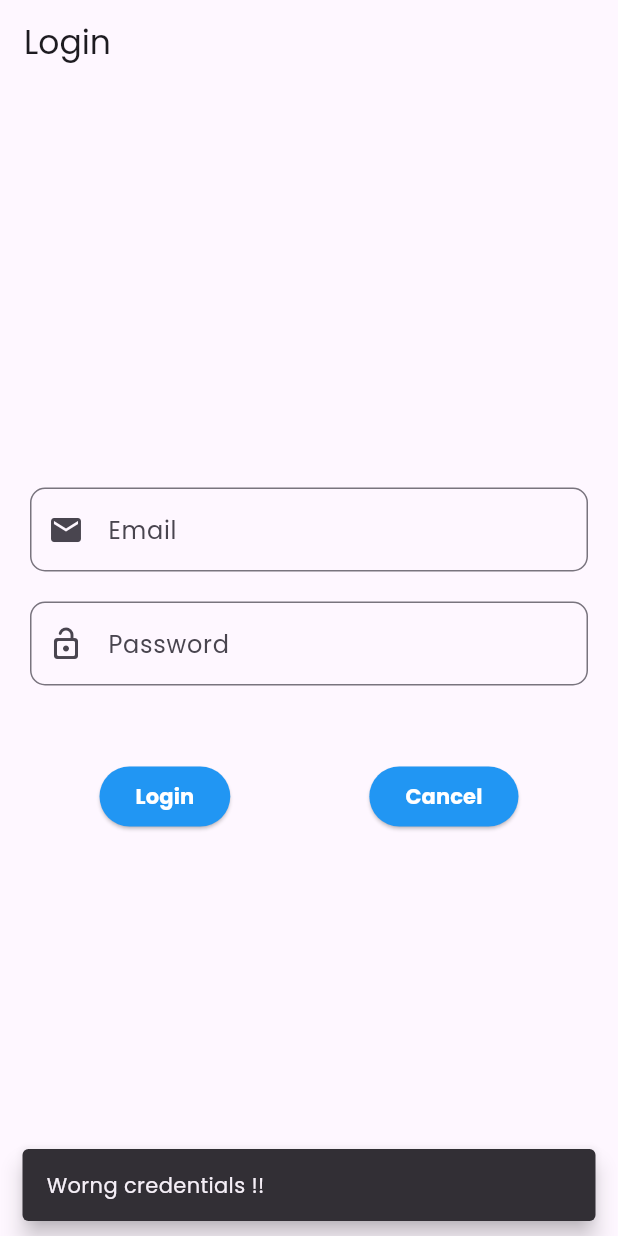
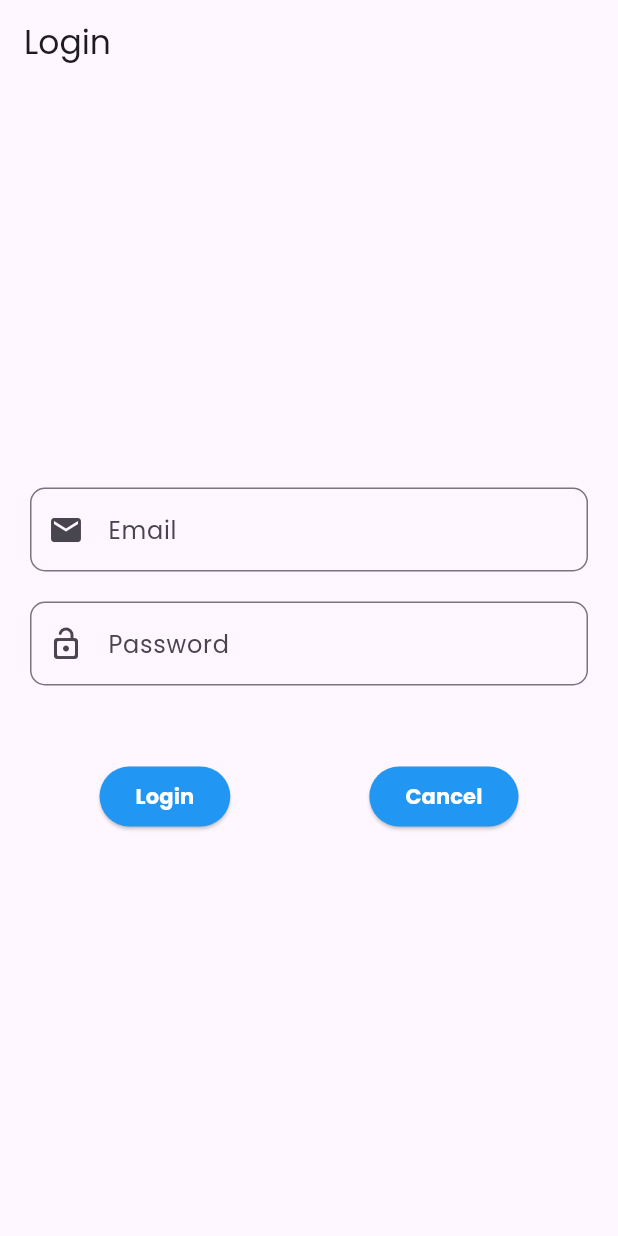
Before and after one commit to inderpalsingh/ecom_ui, a Flutter app: the screen it shows after launch, after a tap on "Login", on a phone screen of 412 x 824 dp. Run offline on Flutter 3.47's test engine with Material 3 defaults, Android fonts, the phone set to English and light mode, and no system bars; our stand-ins replace bloc, flutter_bloc, google_fonts.

Commit message:
bloc added for login

```diff
--- a/lib/presentation/screens/login/login_page.dart
+++ b/lib/presentation/screens/login/login_page.dart
@@ -19,6 +19,7 @@ class LoginPage extends StatelessWidget {
             mainAxisAlignment: MainAxisAlignment.center,
             children: [
               TextField(
+
                 controller: userController,
                 decoration: InputDecoration(
                     hintText: 'Email',
@@ -44,21 +45,23 @@ class LoginPage extends StatelessWidget {
                   ElevatedButton(
                       style: ElevatedButton.styleFrom(backgroundColor: Colors.blue),
                       onPressed: () {
-                            if(userController.text.isNotEmpty && passController.text.isNotEmpty){
+                        if (userController.text.isNotEmpty && passController.text.isNotEmpty) {
                           context.read<LoginBloc>().add(UserLoginEvent(username: userController.text, password: passController.text));
 
-                              Navigator.pushReplacement(context, MaterialPageRoute(builder: (context)=> const SplashPage()));
-                            } else{
-                              ScaffoldMessenger.of(context).showSnackBar(
-                                const SnackBar(content: Text('Worng credentials !!'),
-                                behavior: SnackBarBehavior.floating,
-                                ),
-
-                              );
+                          Navigator.pushReplacement(context, MaterialPageRoute(builder: (context) => const SplashPage()));
                         }
-
+                        // else {
+                        //   ScaffoldMessenger.of(context).showSnackBar(
+                        //     const SnackBar(
+                        //       content: Text('Worng credentials !!'),
+                        //       behavior: SnackBarBehavior.floating,
+                        //     ),
+                        //   );
+                        // }
                       },
-                          child: const Text('Login', style: TextStyle(color: Colors.white, fontWeight: FontWeight.bold),
+                      child: const Text(
+                        'Login',
+                        style: TextStyle(color: Colors.white, fontWeight: FontWeight.bold),
                       )),
                   ElevatedButton(
                       style: ElevatedButton.styleFrom(backgroundColor: Colors.blue),
@@ -72,5 +75,4 @@ class LoginPage extends StatelessWidget {
           ),
         ));
   }
-
 }
```
Lines whose indentation alone changed are shown as unchanged.
